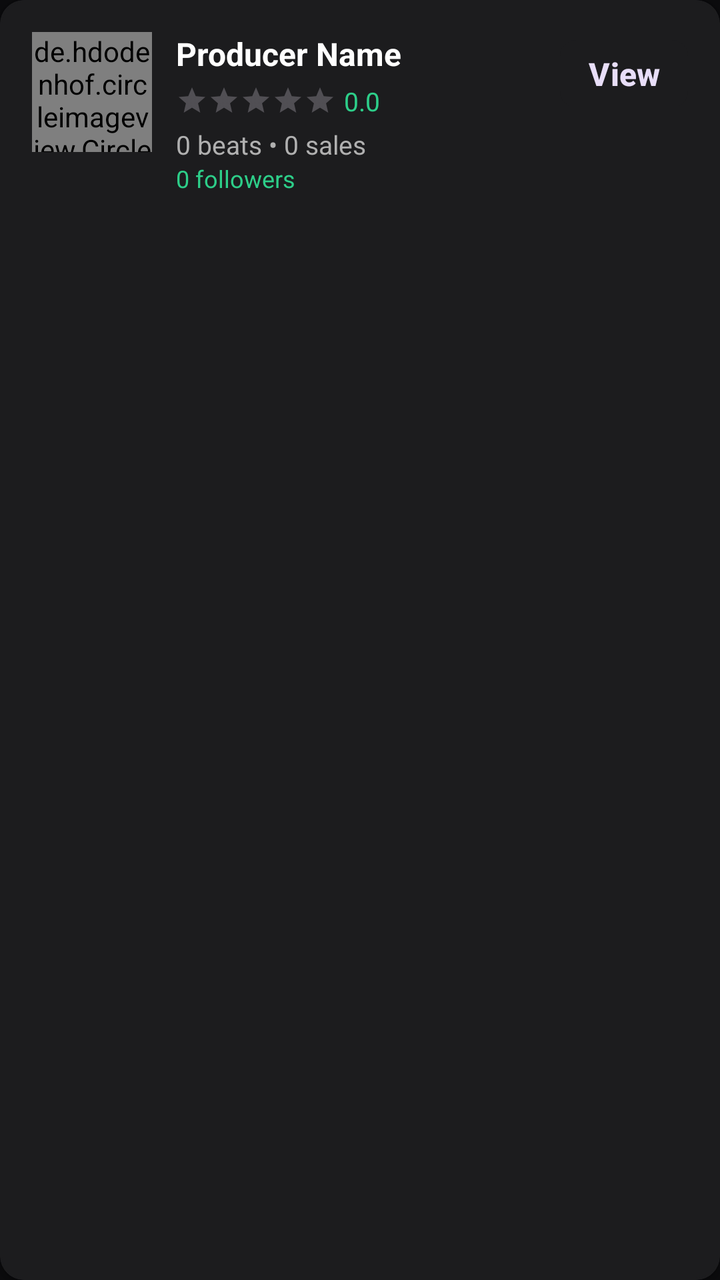
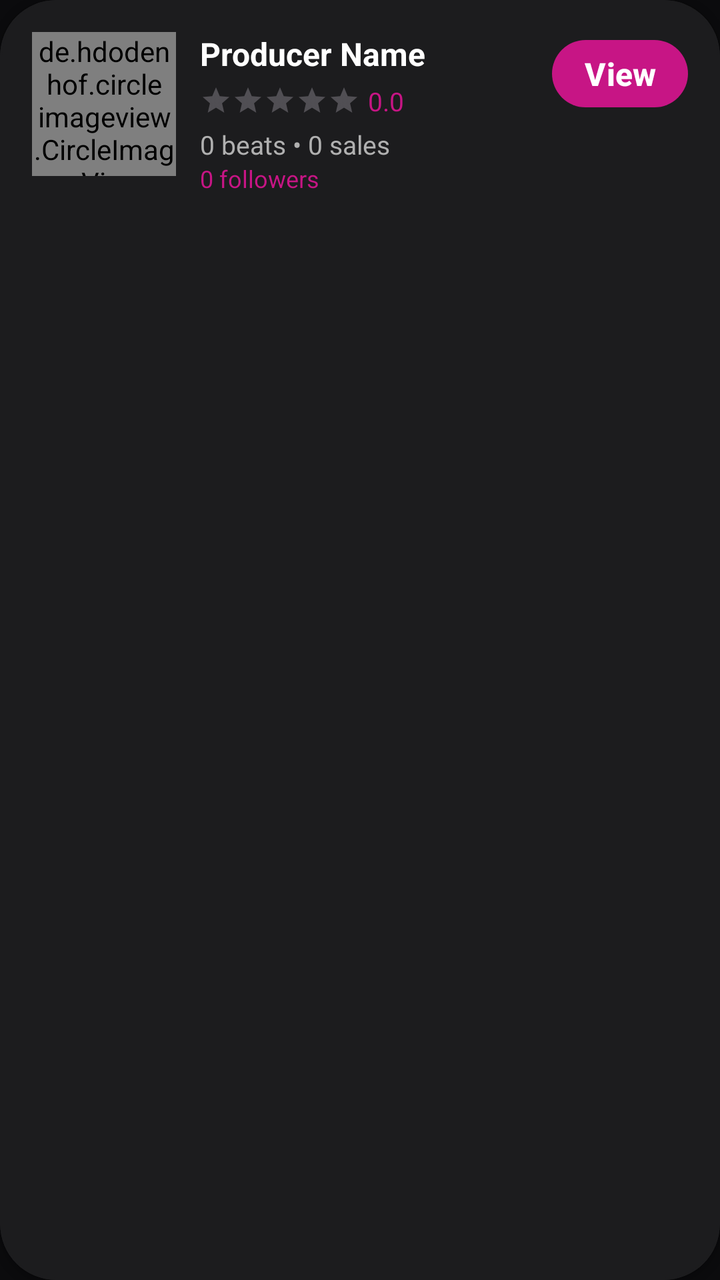

An Android layout rendered at two revisions. The XML below is the earlier revision; the diff shows what the commit changed to produce the second picture.
<!-- AndroidManifest.xml: application theme Theme.BeatHouse.Splash -->
<!-- res/layout/item_producer.xml -->
<?xml version="1.0" encoding="utf-8"?>
<com.google.android.material.card.MaterialCardView
    xmlns:android="http://schemas.android.com/apk/res/android"
    xmlns:app="http://schemas.android.com/apk/res-auto"
    android:id="@+id/cardProducer"
    android:layout_width="match_parent"
    android:layout_height="wrap_content"
    android:layout_margin="8dp"
    app:cardElevation="2dp"
    app:cardCornerRadius="12dp">

    <LinearLayout
        android:layout_width="match_parent"
        android:layout_height="wrap_content"
        android:orientation="horizontal"
        android:padding="16dp">

        <de.hdodenhof.circleimageview.CircleImageView
            android:id="@+id/ivProducerAvatar"
            android:layout_width="60dp"
            android:layout_height="60dp"
            android:src="@drawable/ic_profile_placeholder"
            app:civ_border_width="0dp"
            app:civ_border_color="@color/primary" />

        <LinearLayout
            android:layout_width="0dp"
            android:layout_height="wrap_content"
            android:layout_marginStart="12dp"
            android:layout_weight="1"
            android:orientation="vertical">

            <LinearLayout
                android:layout_width="wrap_content"
                android:layout_height="wrap_content"
                android:orientation="horizontal"
                android:gravity="center_vertical">

                <TextView
                    android:id="@+id/tvProducerName"
                    android:layout_width="wrap_content"
                    android:layout_height="wrap_content"
                    android:text="Producer Name"
                    android:textSize="16sp"
                    android:textStyle="bold"
                    android:textColor="@color/on_surface" />

                <ImageView
                    android:id="@+id/ivVerified"
                    android:layout_width="16dp"
                    android:layout_height="16dp"
                    android:layout_marginStart="4dp"
                    android:src="@drawable/ic_verified"
                    android:visibility="gone" />
            </LinearLayout>

            
            <LinearLayout
                android:layout_width="wrap_content"
                android:layout_height="wrap_content"
                android:orientation="horizontal"
                android:gravity="center_vertical"
                android:layout_marginTop="4dp">

                <RatingBar
                    android:id="@+id/ratingBar"
                    android:layout_width="wrap_content"
                    android:layout_height="wrap_content"
                    android:rating="0"
                    android:isIndicator="true"
                    android:stepSize="0.5"
                    android:numStars="5"
                    style="@style/Widget.AppCompat.RatingBar.Small" />

                <TextView
                    android:id="@+id/tvRating"
                    android:layout_width="wrap_content"
                    android:layout_height="wrap_content"
                    android:layout_marginStart="4dp"
                    android:text="0.0"
                    android:textSize="13sp"
                    android:textColor="@color/primary" />
            </LinearLayout>

            <TextView
                android:id="@+id/tvProducerStats"
                android:layout_width="wrap_content"
                android:layout_height="wrap_content"
                android:layout_marginTop="4dp"
                android:text="0 beats • 0 sales"
                android:textColor="@color/on_surface_variant"
                android:textSize="13sp" />

            <TextView
                android:id="@+id/tvFollowers"
                android:layout_width="wrap_content"
                android:layout_height="wrap_content"
                android:text="0 followers"
                android:textColor="@color/primary"
                android:textSize="12sp" />

        </LinearLayout>

        <com.google.android.material.button.MaterialButton
            android:id="@+id/btnFollow"
            android:layout_width="wrap_content"
            android:layout_height="wrap_content"
            android:minHeight="36dp"
            android:minWidth="64dp"
            android:paddingHorizontal="12dp"
            android:text="View"
            app:cornerRadius="8dp"
            style="@style/Widget.Material3.Button.TonalButton" />
    </LinearLayout>

</com.google.android.material.card.MaterialCardView>
<!-- resources referenced by this layout -->
<resources>
  <color name="on_surface">#FFFFFF</color>
  <color name="on_surface_variant">#B0B0B0</color>
  <color name="primary">#2DCE89</color>
  <!-- drawable ic_profile_placeholder (drawable) -->
  <vector xmlns:android="http://schemas.android.com/apk/res/android"
      android:width="64dp"
      android:height="64dp"
      android:viewportWidth="24"
      android:viewportHeight="24">
      <path
          android:fillColor="#9E9E9E"
          android:pathData="M12,12c2.21,0 4,-1.79 4,-4s-1.79,-4 -4,-4 -4,1.79 -4,4 1.79,4 4,4zM12,14c-2.67,0 -8,1.34 -8,4v2h16v-2c0,-2.66 -5.33,-4 -8,-4z"/>
  </vector>
  <!-- drawable ic_verified (drawable) -->
  <vector xmlns:android="http://schemas.android.com/apk/res/android"
      android:width="20dp"
      android:height="20dp"
      android:viewportWidth="24"
      android:viewportHeight="24">
      <path
          android:fillColor="#1DA1F2"
          android:pathData="M12,1L3,5v6c0,5.55 3.84,10.74 9,12 5.16,-1.26 9,-6.45 9,-12L21,5l-9,-4zM10,17l-4,-4 1.41,-1.41L10,14.17l6.59,-6.59L18,9l-8,8z"/>
  </vector>
  <style name="Theme.BeatHouse.Splash" parent="Theme.BeatHouse">
          <item name="android:windowBackground">@color/background</item>
      </style>
  <color name="background">#0B0B0D</color>
  <color name="primary_container">#004D40</color>
  <color name="on_primary">#FFFFFF</color>
  <color name="secondary">#8E8E93</color>
  <color name="secondary_container">#1C1C1E</color>
  <color name="on_secondary">#FFFFFF</color>
  <color name="error">#FF453A</color>
  <color name="error_container">#330000</color>
  <color name="surface">#121214</color>
  <color name="surface_variant">#1A1A1C</color>
  <color name="outline">#1C1C1E</color>
  <style name="Widget.BeatHouse.Button" parent="Widget.Material3.Button">
          <item name="android:textSize">16sp</item>
          <item name="android:textStyle">bold</item>
          <item name="cornerRadius">12dp</item>
          <item name="iconGravity">textStart</item>
          <item name="iconPadding">8dp</item>
          <item name="android:insetTop">4dp</item>
          <item name="android:insetBottom">4dp</item>
          <item name="backgroundTint">@color/primary</item>
          <item name="android:textColor">@color/on_primary</item>
      </style>
  <style name="Widget.BeatHouse.Card" parent="Widget.Material3.CardView.Elevated">
          <item name="cardCornerRadius">16dp</item>
          <item name="cardElevation">0dp</item>
          <item name="strokeColor">@color/outline</item>
          <item name="strokeWidth">1dp</item>
          <item name="cardBackgroundColor">@color/surface_container</item>
      </style>
  <style name="Widget.BeatHouse.BottomNavigation" parent="Widget.Material3.BottomNavigationView">
          <item name="itemIconTint">@color/bottom_nav_icon_tint</item>
          <item name="itemTextColor">@color/bottom_nav_text_tint</item>
          <item name="itemBackground">@color/surface</item>
          <item name="android:background">@color/surface</item>
          <item name="elevation">0dp</item>
          <item name="itemPaddingTop">12dp</item>
          <item name="itemPaddingBottom">12dp</item>
      </style>
  <style name="Widget.BeatHouse.AppBarLayout" parent="Widget.Material3.AppBarLayout">
          <item name="android:background">@color/surface</item>
          <item name="backgroundTint">@color/surface</item>
      </style>
  <style name="Widget.BeatHouse.Chip" parent="Widget.Material3.Chip.Filter">
          <item name="chipCornerRadius">12dp</item>
          <item name="chipStrokeColor">@color/outline</item>
          <item name="chipStrokeWidth">1dp</item>
          <item name="android:textColor">@color/on_surface_variant</item>
          <item name="chipBackgroundColor">@color/surface_container</item>
          <item name="checkedIconTint">@color/primary</item>
          <item name="android:textSize">14sp</item>
      </style>
  <color name="surface_container">#1C1C1E</color>
  <!-- unchanged entries left out for length: 2 -->
</resources>

<!-- the commit's change to res/layout/item_producer.xml (unified diff, before → after) -->
@@ -7,7 +7,7 @@
     android:layout_height="wrap_content"
     android:layout_margin="8dp"
     app:cardElevation="2dp"
-    app:cardCornerRadius="12dp">
+    app:cardCornerRadius="28dp">
 
     <LinearLayout
         android:layout_width="match_parent"
@@ -17,10 +17,10 @@
 
         <de.hdodenhof.circleimageview.CircleImageView
             android:id="@+id/ivProducerAvatar"
-            android:layout_width="60dp"
-            android:layout_height="60dp"
+            android:layout_width="72dp"
+            android:layout_height="72dp"
             android:src="@drawable/ic_profile_placeholder"
-            app:civ_border_width="0dp"
+            app:civ_border_width="2dp"
             app:civ_border_color="@color/primary" />
 
         <LinearLayout
@@ -107,10 +107,12 @@
             android:layout_height="wrap_content"
             android:minHeight="36dp"
             android:minWidth="64dp"
-            android:paddingHorizontal="12dp"
+            android:paddingHorizontal="16dp"
             android:text="View"
-            app:cornerRadius="8dp"
-            style="@style/Widget.Material3.Button.TonalButton" />
+            app:cornerRadius="18dp"
+            app:backgroundTint="@color/primary"
+            android:textColor="@color/on_primary"
+            style="@style/Widget.BeatHouse.Button" />
     </LinearLayout>
 
 </com.google.android.material.card.MaterialCardView>
<!-- resource entries referenced after the edit -->
@@ -2,7 +2,7 @@
 <resources>
   <color name="on_surface">#FFFFFF</color>
   <color name="on_surface_variant">#B0B0B0</color>
-  <color name="primary">#2DCE89</color>
+  <color name="primary">#C71585</color>
   <!-- drawable ic_profile_placeholder (drawable) -->
   <vector xmlns:android="http://schemas.android.com/apk/res/android"
       android:width="64dp"
@@ -27,7 +27,7 @@
           <item name="android:windowBackground">@color/background</item>
       </style>
   <color name="background">#0B0B0D</color>
-  <color name="primary_container">#004D40</color>
+  <color name="primary_container">#4D0033</color>
   <color name="on_primary">#FFFFFF</color>
   <color name="secondary">#8E8E93</color>
   <color name="secondary_container">#1C1C1E</color>
@@ -40,7 +40,7 @@
   <style name="Widget.BeatHouse.Button" parent="Widget.Material3.Button">
           <item name="android:textSize">16sp</item>
           <item name="android:textStyle">bold</item>
-          <item name="cornerRadius">12dp</item>
+          <item name="cornerRadius">24dp</item>
           <item name="iconGravity">textStart</item>
           <item name="iconPadding">8dp</item>
           <item name="android:insetTop">4dp</item>
@@ -49,7 +49,7 @@
           <item name="android:textColor">@color/on_primary</item>
       </style>
   <style name="Widget.BeatHouse.Card" parent="Widget.Material3.CardView.Elevated">
-          <item name="cardCornerRadius">16dp</item>
+          <item name="cardCornerRadius">28dp</item>
           <item name="cardElevation">0dp</item>
           <item name="strokeColor">@color/outline</item>
           <item name="strokeWidth">1dp</item>
@@ -58,18 +58,19 @@
   <style name="Widget.BeatHouse.BottomNavigation" parent="Widget.Material3.BottomNavigationView">
           <item name="itemIconTint">@color/bottom_nav_icon_tint</item>
           <item name="itemTextColor">@color/bottom_nav_text_tint</item>
-          <item name="itemBackground">@color/surface</item>
-          <item name="android:background">@color/surface</item>
+          <item name="itemBackground">@android:color/transparent</item>
+          <item name="android:background">@android:color/transparent</item>
           <item name="elevation">0dp</item>
           <item name="itemPaddingTop">12dp</item>
           <item name="itemPaddingBottom">12dp</item>
+          <item name="labelVisibilityMode">unlabeled</item>
       </style>
   <style name="Widget.BeatHouse.AppBarLayout" parent="Widget.Material3.AppBarLayout">
           <item name="android:background">@color/surface</item>
           <item name="backgroundTint">@color/surface</item>
       </style>
   <style name="Widget.BeatHouse.Chip" parent="Widget.Material3.Chip.Filter">
-          <item name="chipCornerRadius">12dp</item>
+          <item name="chipCornerRadius">20dp</item>
           <item name="chipStrokeColor">@color/outline</item>
           <item name="chipStrokeWidth">1dp</item>
           <item name="android:textColor">@color/on_surface_variant</item>
